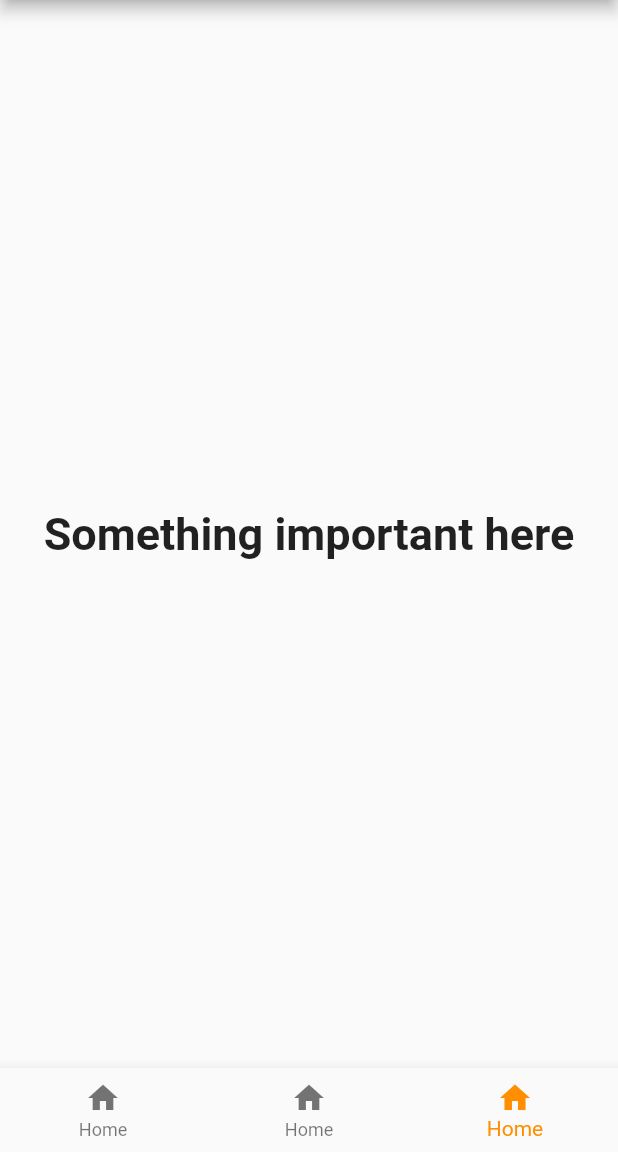
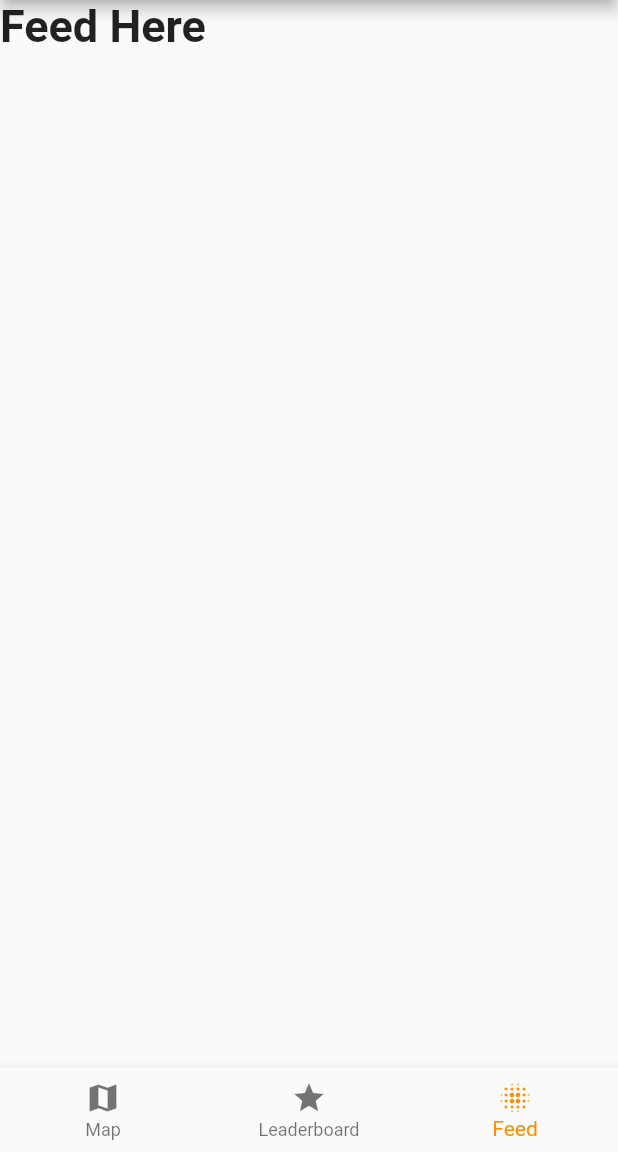
Before and after one commit to Harry-Ross/sta-app-flutter, a Flutter app: the screen it shows after launch, item 3 of the bottom bar chosen, on a phone screen of 412 x 824 dp, the part 84-1236 px from its top. Run offline on Flutter 3.47's test engine with Material 2 defaults, Android fonts, the phone set to English and light mode, and no system bars; our stand-ins replace google_maps_flutter.

Commit message:
did some abstracting of components

```diff
--- /dev/null
+++ b/lib/app/feed_page.dart
@@ -0,0 +1,14 @@
+import 'package:flutter/material.dart';
+
+class FeedPage extends StatefulWidget {
+    @override
+    _FeedPageState createState() => new _FeedPageState();
+}
+
+class _FeedPageState extends State<FeedPage> {
+    Widget build(BuildContext context) {
+        return new Scaffold (
+            body: Text('Feed Here', style: TextStyle(fontSize: 30, fontWeight: FontWeight.bold)),
+        );
+    }
+}
--- a/lib/main.dart
+++ b/lib/main.dart
@@ -1,7 +1,10 @@
 import 'dart:async';
 
 import 'package:flutter/material.dart';
-import 'package:google_maps_flutter/google_maps_flutter.dart';
+
+import 'app/map_page.dart';
+import 'app/leaderboard_page.dart';
+import 'app/feed_page.dart';
 
 void main() => runApp(MyApp());
 
@@ -25,38 +28,15 @@ class MyStatefulWidget extends StatefulWidget {
 
 class _MyStatefulWidgetState extends State<MyStatefulWidget> {
     // TODO -This is really messily done, redo later
-    static Completer<GoogleMapController> _controller = Completer();
-
-    static const LatLng _center = const LatLng(-33.782583, 151.239167);
-
-    void _onMapCreated(GoogleMapController controller) {
-        _controller.complete(controller);
-    }
-
-    MapType _currentMapType = MapType.normal;
 
     int _selectedIndex = 0;
     static const TextStyle optionStyle =
     TextStyle(fontSize: 30, fontWeight: FontWeight.bold);
 
     List<Widget> _widgetOptions = <Widget>[
-        GoogleMap(
-          onMapCreated: (GoogleMapController controller) {
-                _controller.complete(controller);
-            },
-          initialCameraPosition: CameraPosition(
-            target: _center,
-            zoom: 11.0,
-          ),
-        ),
-        Text(
-            'Leaderboard here',
-            style: optionStyle,
-        ),
-        Text(
-            'Something important here',
-            style: optionStyle,
-        ),
+        MapPage(),
+        LeaderboardPage(),
+        FeedPage()
     ];
 
     void _onItemTapped(int index) {
@@ -77,16 +57,16 @@ class _MyStatefulWidgetState extends State<MyStatefulWidget> {
             bottomNavigationBar: BottomNavigationBar(
                 items: const <BottomNavigationBarItem>[
                     BottomNavigationBarItem(
-                        icon: Icon(Icons.home),
-                        title: Text('Home'),
+                        icon: Icon(Icons.map),
+                        title: Text('Map'),
                     ),
                     BottomNavigationBarItem(
-                        icon: Icon(Icons.home),
-                        title: Text('Home'),
+                        icon: Icon(Icons.grade),
+                        title: Text('Leaderboard'),
                     ),
                     BottomNavigationBarItem(
-                        icon: Icon(Icons.home),
-                        title: Text('Home'),
+                        icon: Icon(Icons.blur_on),
+                        title: Text('Feed'),
                     ),
                 ],
                 currentIndex: _selectedIndex,
```
Also changed, not shown: lib/app/leaderboard_page.dart (added, +14 -0 lines), lib/app/map_page.dart (added, +41 -0 lines).
